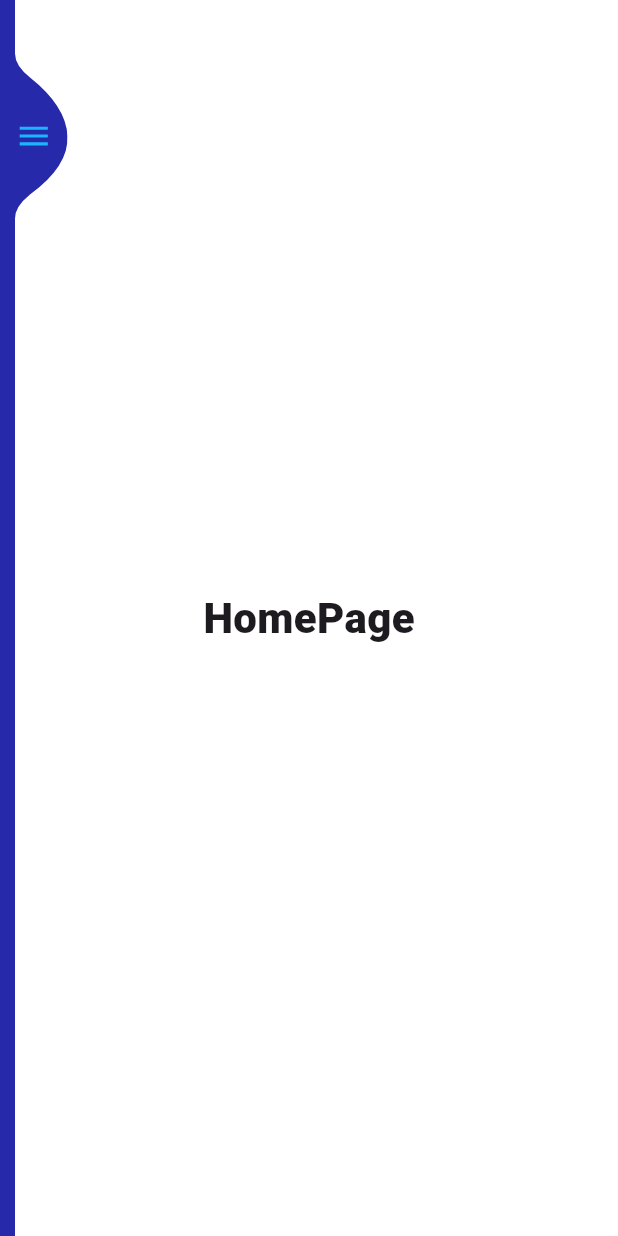
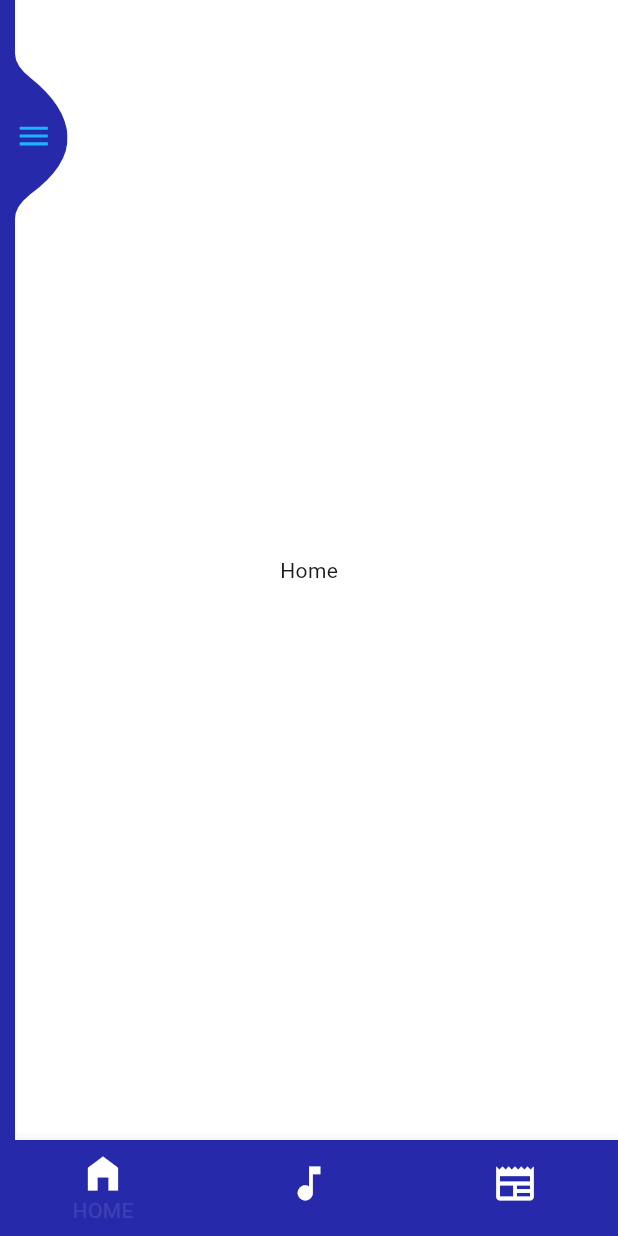
Before and after one commit to gawdeChinmay/flutter_animation, a Flutter app: the screen it shows after launch, on a phone screen of 412 x 824 dp. Run offline on Flutter 3.47's test engine with Material 3 defaults, Android fonts, the phone set to English and light mode, and no system bars; our stand-ins replace flutter_bloc, rxdart.

Commit message:
added bottom navigation

```diff
--- /dev/null
+++ b/devtools_options.yaml
@@ -0,0 +1,3 @@
+description: This file stores settings for Dart & Flutter DevTools.
+documentation: https://docs.flutter.dev/tools/devtools/extensions#configure-extension-enablement-states
+extensions:
--- a/lib/bloc.navigation_bloc/navigation_bloc.dart
+++ b/lib/bloc.navigation_bloc/navigation_bloc.dart
@@ -18,13 +18,10 @@ class NavigationBloc extends Bloc<NavigationEvents, NavigationStates> {
       switch (event) {
         case NavigationEvents.HomePageClickedEvent:
           emit(Homepage());
-          break;
         case NavigationEvents.MyAccountClickedEvent:
           emit(Myaccounts());
-          break;
         case NavigationEvents.MyOrdersClickedEvent:
           emit(Myorders());
-          break;
       }
     });
   }
--- /dev/null
+++ b/lib/pages/home_page.dart
@@ -0,0 +1,15 @@
+import 'package:flutter/material.dart';
+import 'package:flutter/widgets.dart';
+
+class HomePageBottom extends StatelessWidget {
+  const HomePageBottom({super.key});
+
+  @override
+  Widget build(BuildContext context) {
+    return Scaffold(
+      body: Center(
+        child: const Text("Home"),
+      ),
+    );
+  }
+}
--- a/lib/pages/homepage.dart
+++ b/lib/pages/homepage.dart
@@ -1,16 +1,62 @@
 import 'package:flutter/material.dart';
 import 'package:my_flutter_app/bloc.navigation_bloc/navigation_bloc.dart';
+import 'package:my_flutter_app/pages/home_page.dart';
+import 'package:my_flutter_app/pages/music_page.dart';
+import 'package:my_flutter_app/pages/news_page.dart';
 
-class Homepage extends StatelessWidget implements NavigationStates {
+class Homepage extends StatefulWidget implements NavigationStates {
   const Homepage({super.key});
 
   @override
+  State<Homepage> createState() => _HomepageState();
+}
+
+class _HomepageState extends State<Homepage> {
+  int myIndex = 0;
+  List<Widget> widgetList = [HomePageBottom(), MusicPage(), NewsPage()];
+
+  @override
   Widget build(BuildContext context) {
-    return Center(
-      child: Text(
-        "HomePage",
-        style: TextStyle(fontWeight: FontWeight.w900, fontSize: 28),
+    return Scaffold(
+      body: Center(
+        child: widgetList[myIndex],
       ),
+      bottomNavigationBar: BottomNavigationBar(
+          showSelectedLabels: true,
+          iconSize: 30,
+          showUnselectedLabels: false,
+          selectedItemColor: Colors.white10,
+          backgroundColor: Color(0xFF262AAA),
+          selectedLabelStyle: TextStyle(color: Colors.white),
+          onTap: (index) {
+            setState(() {
+              myIndex = index;
+            });
+          },
+          currentIndex: myIndex,
+          items: [
+            BottomNavigationBarItem(
+              icon: Icon(
+                Icons.home_filled,
+                color: Colors.white,
+              ),
+              label: "HOME",
+            ),
+            BottomNavigationBarItem(
+              icon: Icon(
+                Icons.music_note,
+                color: Colors.white,
+              ),
+              label: "MUSIC",
+            ),
+            BottomNavigationBarItem(
+              icon: Icon(
+                Icons.newspaper,
+                color: Colors.white,
+              ),
+              label: "NEWS",
+            ),
+          ]),
     );
   }
 }
```
Also changed, not shown: lib/pages/music_page.dart (added, +15 -0 lines), lib/pages/news_page.dart (added, +15 -0 lines).
